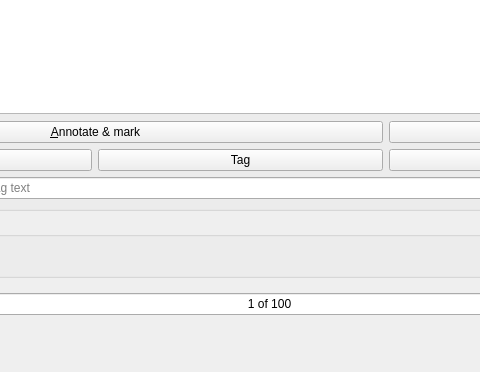
Qt form qtCreatorFiles/ui_marker.ui (plomgrading/plom) before a commit; both pictures show x 215 to 695 and y 396 to 768 of the 1024 by 768 pixel window.
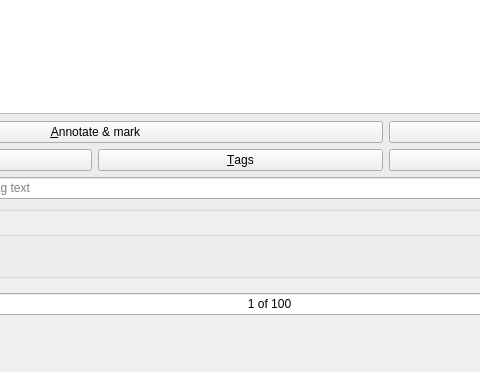
The same form after that commit. Custom widgets are drawn as their Qt base class.

Commit message: Marker: add accelerator key for tags

Patch:
```diff
--- a/qtCreatorFiles/ui_marker.ui
+++ b/qtCreatorFiles/ui_marker.ui
@@ -173,7 +173,7 @@
                 <enum>Qt::NoFocus</enum>
                </property>
                <property name="text">
-                <string>Tag</string>
+                <string>&amp;Tags</string>
                </property>
               </widget>
              </item>
```
The commit also changes 1 other file.
